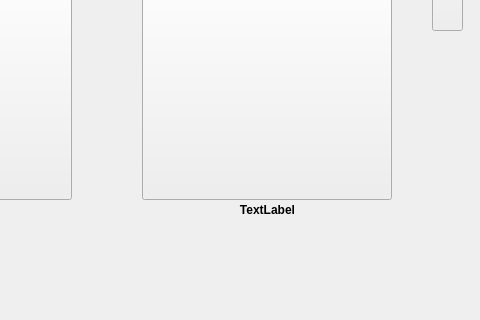
GameXcalibur/FreePlayJuke, file mainwindow.ui: the form before one commit; both pictures show x 548 to 1028 and y 400 to 720 of the 1028 by 720 pixel window.
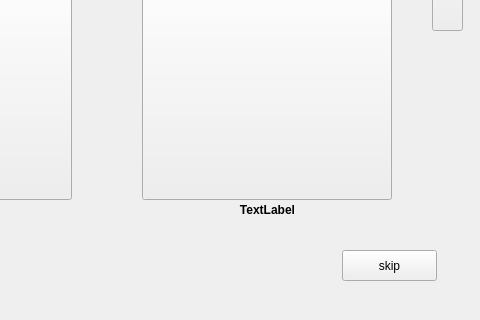
The form after the commit.

Commit message: Added skip button

Diff of the .ui file:
```diff
--- a/mainwindow.ui
+++ b/mainwindow.ui
@@ -466,6 +466,19 @@
        <set>Qt::AlignCenter</set>
       </property>
      </widget>
+     <widget class="QPushButton" name="bSkip">
+      <property name="geometry">
+       <rect>
+        <x>890</x>
+        <y>650</y>
+        <width>95</width>
+        <height>31</height>
+       </rect>
+      </property>
+      <property name="text">
+       <string>skip</string>
+      </property>
+     </widget>
     </widget>
     <widget class="QWidget" name="page_4">
      <widget class="QPushButton" name="bSonga">
```
The commit also changes 2 other files.
